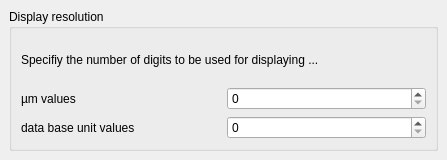
KLayout/klayout, file src/lay/lay/MainConfigPage5.ui: the form before one commit.
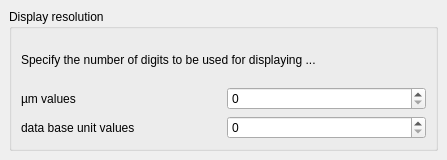
The form after the commit.

```diff
--- a/src/lay/lay/MainConfigPage5.ui
+++ b/src/lay/lay/MainConfigPage5.ui
@@ -34,7 +34,7 @@
       <item row="0" column="0" colspan="2" >
        <widget class="QLabel" name="label_2" >
         <property name="text" >
-         <string>Specifiy the number of digits to be used for displaying ...</string>
+         <string>Specify the number of digits to be used for displaying ...</string>
         </property>
         <property name="wordWrap" >
          <bool>true</bool>
```
